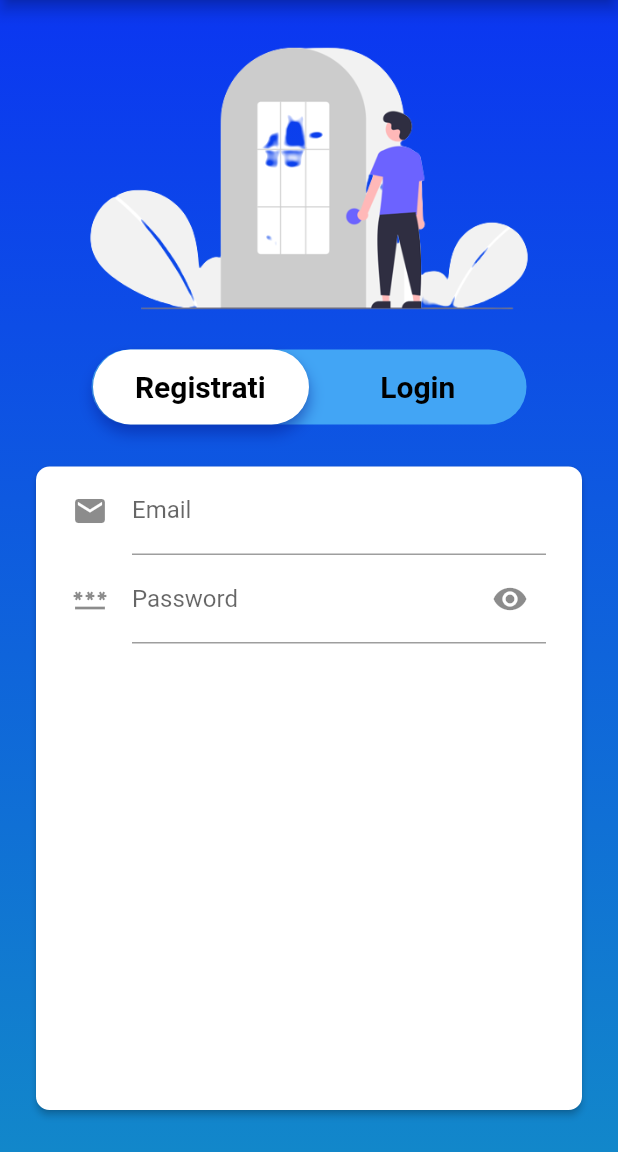
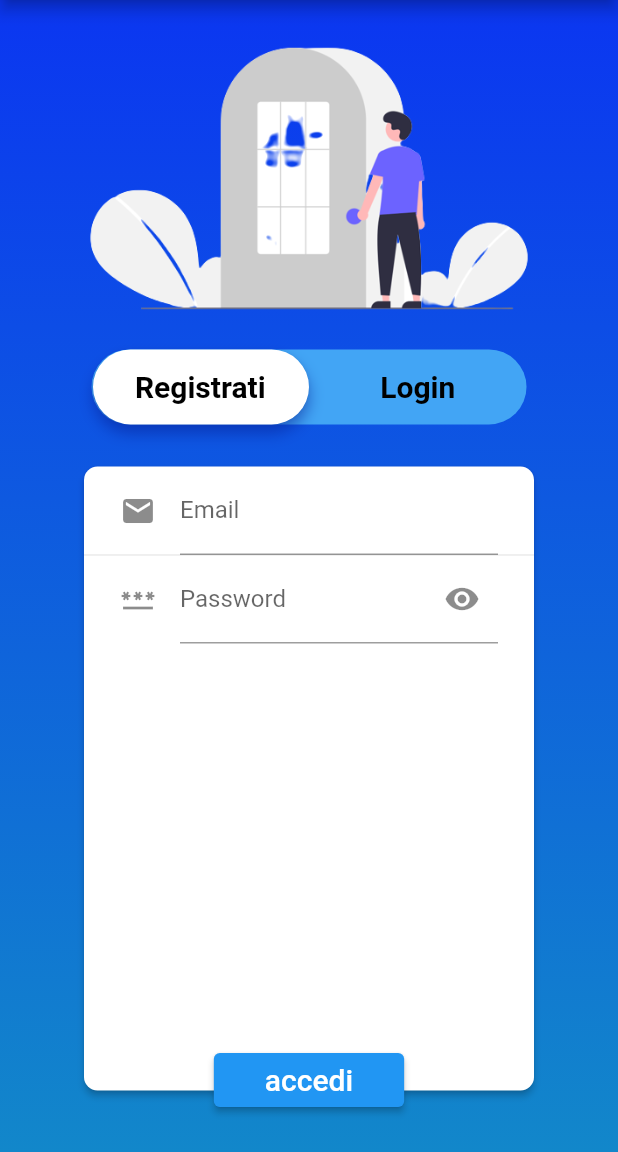
Before and after one commit to giacomo9801/flutter_firstapp, a Flutter app: the screen it shows after launch, after a tap on "Inizia", on a phone screen of 412 x 824 dp, the part 84-1236 px from its top. Run offline on Flutter 3.47's test engine with Material 2 defaults, Android fonts, the phone set to English and light mode, and no system bars.

Commit message:
minor fix

```diff
--- a/lib/pages/widgets/SignIn.dart
+++ b/lib/pages/widgets/SignIn.dart
@@ -15,8 +15,26 @@ class _SignInState extends State<SignIn> {
   final _focusNodePassword = FocusNode();
 
   @override
+  void dispose() {
+    super.dispose();
+    _focusNodeEmail.dispose();
+    _focusNodePassword.dispose();
+  }
+
+  @override
   Widget build(BuildContext context) => Padding(
         padding: const EdgeInsets.only(top: 24, bottom: 24),
+        child: Stack(
+          alignment: Alignment.bottomCenter,
+          children: [
+            _formWidget(),
+            _signInButton(),
+          ],
+        ), //stack serve per sovrapporre i widget
+      );
+
+  Widget _formWidget() => Padding(
+        padding: const EdgeInsets.only(bottom: 13.0),
         child: Card(
             elevation: 2.0,
             color: Colors.white,
@@ -25,7 +43,13 @@ class _SignInState extends State<SignIn> {
             ),
             child: SizedBox(
               width: 300.0,
-              child: Column(children: [_emailField(), _passwordField()]),
+              child: Column(children: [
+                _emailField(),
+                const Divider(
+                  height: 0,
+                ),
+                _passwordField()
+              ]),
             )),
       );
 
@@ -44,6 +68,25 @@ class _SignInState extends State<SignIn> {
           },
           keyboardType: TextInputType.emailAddress,
         ),
+      );
+
+  // Widget _forgotPasswordBtn() => TextButton(
+  //       onPressed: () {},
+  //       child: const Text(
+  //         "Password dimenticata?",
+  //         style: TextStyle(color: Colors.white),
+  //       ),
+  //     );
+
+  Widget _signInButton() => ElevatedButton(
+        child: const Padding(
+          padding: EdgeInsets.symmetric(vertical: 2.0, horizontal: 18.0),
+          child: Text(
+            "accedi",
+            style: TextStyle(color: Colors.white, fontSize: 20.0),
+          ),
+        ),
+        onPressed: () {},
       );
 
   Widget _passwordField() => Padding(
```
